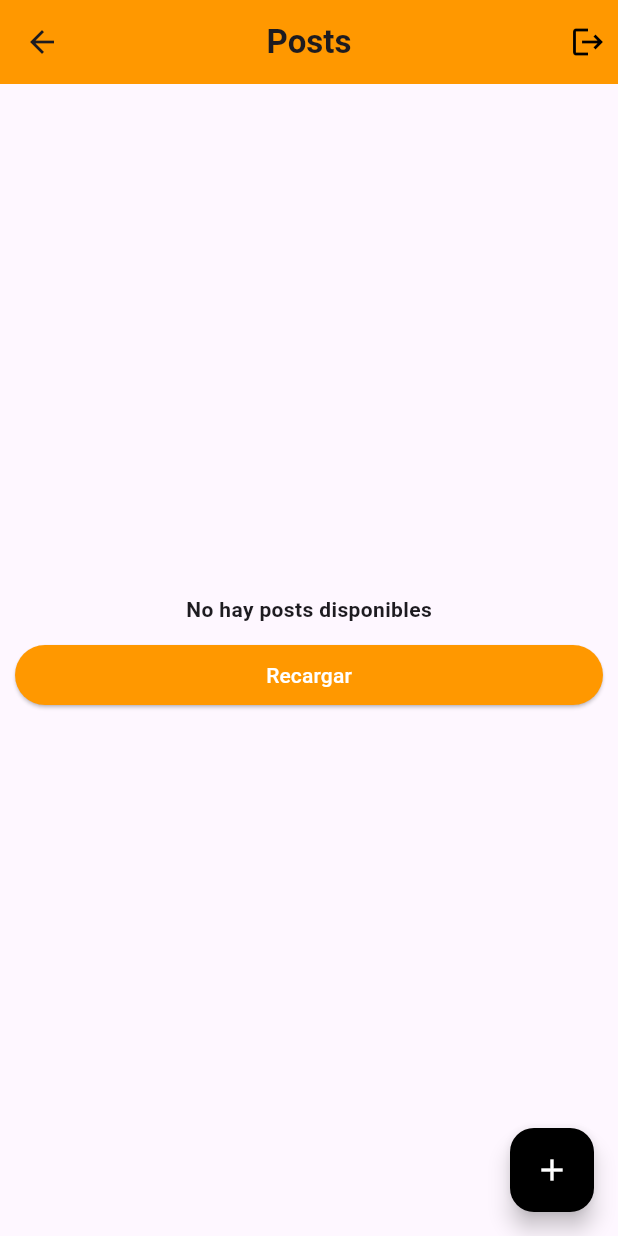
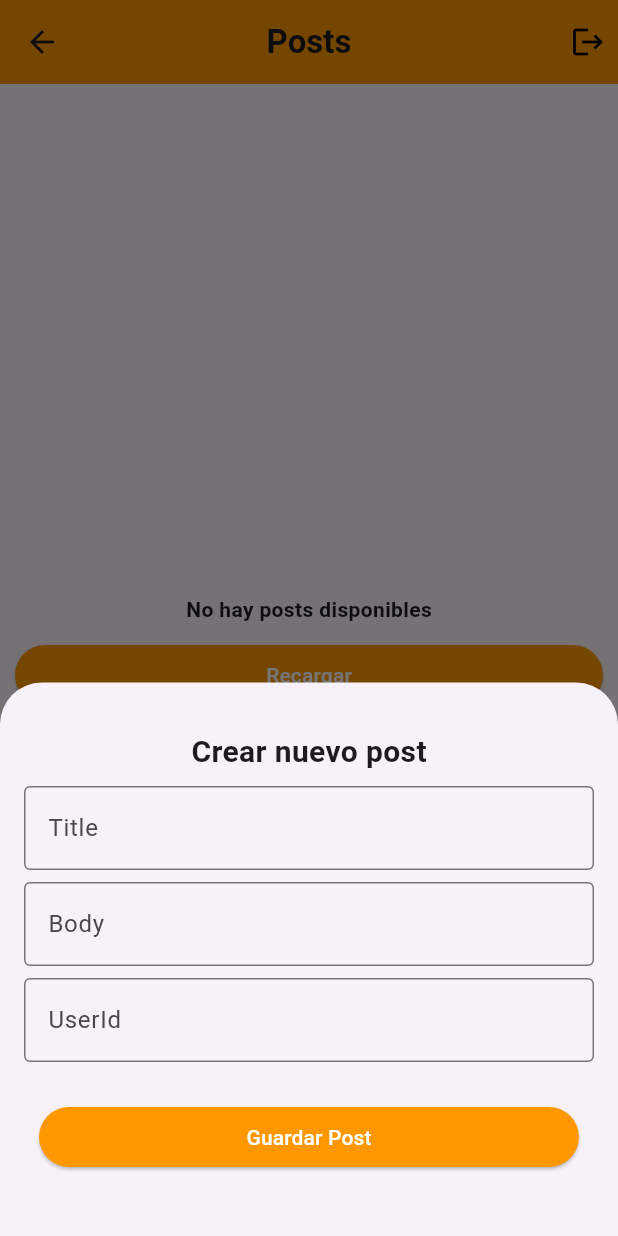
Before and after one commit to viru99d/challenge_fd, a Flutter app: the HomePage screen opened by its route, after a tap on the "add" icon, on a phone screen of 412 x 824 dp. Run offline on Flutter 3.47's test engine with Material 3 defaults, Android fonts, the phone set to English and light mode, and no system bars; our stand-ins replace dio, equatable, flutter_bloc, flutter_modular, flutter_svg, fluttertoast and 1 more; accounts and stored records are empty; network calls fail.

Commit message:
adding save posts

```diff
--- a/lib/core/constants.dart
+++ b/lib/core/constants.dart
@@ -17,6 +17,14 @@ class _Text {
   final String reload = 'Recargar';
   final String homeTitle = 'Posts';
   final String searchLabel = 'Buscar por nombre de usuario';
+  final String savePostError =
+      'Ha ocurrido un error guardando el post, intente nuevamente más tarde';
+  final String savePostSuccess = 'Post guardado con éxito';
+  final String createNewPost = 'Crear nuevo post';
+  final String savePostTitle = 'Title';
+  final String savePostBody = 'Body';
+  final String savePostUserId = 'UserId';
+  final String savePostButton = 'Guardar Post';
 }
 
 class _Assets {
--- a/lib/modules/home/data/models/post_model.dart
+++ b/lib/modules/home/data/models/post_model.dart
@@ -2,7 +2,7 @@ import 'package:challenge_fd/modules/home/domain/entity/post_entity.dart';
 
 class PostModel extends PostEntity {
   PostModel({
-    required super.id,
+    super.id,
     required super.title,
     required super.body,
     required super.userId,
@@ -16,4 +16,14 @@ class PostModel extends PostEntity {
       userId: json['userId'] ?? 0,
     );
   }
+
+  Map<String, dynamic> toJson() {
+    final Map<String, dynamic> data = {
+      'title': title,
+      'body': body,
+      'userId': userId,
+      if (id != null) 'id': id,
+    };
+    return data;
+  }
 }
--- a/lib/modules/home/domain/entity/post_entity.dart
+++ b/lib/modules/home/domain/entity/post_entity.dart
@@ -1,13 +1,27 @@
 class PostEntity {
-  final int id;
+  final int? id;
   final String title;
   final String body;
   final int userId;
 
-  PostEntity({
-    required this.id,
-    required this.title,
-    required this.body,
-    required this.userId,
+  const PostEntity({
+    this.id,
+    this.title = '',
+    this.body = '',
+    this.userId = 0,
   });
+
+  PostEntity copyWith({
+    int? id,
+    String? title,
+    String? body,
+    int? userId,
+  }) {
+    return PostEntity(
+      id: id ?? this.id,
+      title: title ?? this.title,
+      body: body ?? this.body,
+      userId: userId ?? this.userId,
+    );
+  }
 }
--- a/lib/modules/home/domain/repository/home_repository.dart
+++ b/lib/modules/home/domain/repository/home_repository.dart
@@ -1,6 +1,8 @@
+import 'package:challenge_fd/modules/home/data/models/post_model.dart';
 import 'package:challenge_fd/modules/home/domain/entity/post_entity.dart';
 
 abstract class HomeRepository {
   Future<List<PostEntity>> getPosts();
   Future<void> logOut();
+  Future<void> savePost(PostModel postModel);
 }
--- /dev/null
+++ b/lib/modules/home/domain/use_cases/save_post_use_case.dart
@@ -0,0 +1,12 @@
+import 'package:challenge_fd/modules/home/data/models/post_model.dart';
+import 'package:challenge_fd/modules/home/domain/repository/home_repository.dart';
+
+class SavePostUseCase {
+  final HomeRepository repository;
+
+  SavePostUseCase(this.repository);
+
+  Future<void> call(PostModel postModel) async {
+    return await repository.savePost(postModel);
+  }
+}
--- a/lib/modules/home/presenter/bloc/event.dart
+++ b/lib/modules/home/presenter/bloc/event.dart
@@ -11,3 +11,25 @@ class SearchPostsEvent extends HomeEvent {
 
   final String query;
 }
+
+class UpdateTitleEvent extends HomeEvent {
+  final String title;
+
+  UpdateTitleEvent(this.title);
+}
+
+class UpdateBodyEvent extends HomeEvent {
+  final String body;
+
+  UpdateBodyEvent(this.body);
+}
+
+class UpdateUserIdEvent extends HomeEvent {
+  final int userId;
+
+  UpdateUserIdEvent(this.userId);
+}
+
+class SavePostEvent extends HomeEvent {
+  SavePostEvent();
+}
--- a/lib/modules/home/presenter/bloc/state.dart
+++ b/lib/modules/home/presenter/bloc/state.dart
@@ -39,28 +39,53 @@ class EmptyPostState extends HomeState {
   const EmptyPostState(super.model);
 }
 
+class UpdatedTitleState extends HomeState {
+  const UpdatedTitleState(super.model);
+}
+
+class UpdatedBodyState extends HomeState {
+  const UpdatedBodyState(super.model);
+}
+
+class UpdatedUserIdState extends HomeState {
+  const UpdatedUserIdState(super.model);
+}
+
+class SavedPostState extends HomeState {
+  const SavedPostState(super.model);
+}
+
+class SavingPostState extends HomeState {
+  const SavingPostState(super.model);
+}
+
 class Model extends Equatable {
   const Model({
+    this.allPosts = const [],
     this.posts = const [],
-    this.allPosts = const [],
+    this.postEntity = const PostEntity(),
   });
 
+  final List<PostEntity> allPosts;
   final List<PostEntity> posts;
-  final List<PostEntity> allPosts;
+  final PostEntity postEntity;
 
   @override
   List<Object?> get props => [
+        allPosts,
         posts,
-        allPosts,
+        postEntity,
       ];
 
   Model copyWith({
+    List<PostEntity>? allPosts,
     List<PostEntity>? posts,
-    List<PostEntity>? allPosts,
+    PostEntity? postEntity,
   }) {
     return Model(
+      allPosts: allPosts ?? this.allPosts,
       posts: posts ?? this.posts,
-      allPosts: allPosts ?? this.allPosts,
+      postEntity: postEntity ?? this.postEntity,
     );
   }
 }
--- /dev/null
+++ b/lib/modules/home/presenter/pages/_sections/create_post.dart
@@ -0,0 +1,68 @@
+part of '../home_page.dart';
+
+void createPost(
+  BuildContext context, {
+  required HomeBloc homeBloc,
+}) {
+  showModalBottomSheet(
+    context: context,
+    isScrollControlled: true,
+    builder: (BuildContext context) {
+      return Padding(
+        padding: EdgeInsets.only(
+          left: Spacing.md,
+          right: Spacing.md,
+          top: Spacing.xl,
+          bottom: MediaQuery.of(context).viewInsets.bottom + Spacing.xl,
+        ),
+        child: Column(
+          mainAxisSize: MainAxisSize.min,
+          children: [
+            Text(
+              Constants.text.createNewPost,
+              style: const TextStyle(
+                fontWeight: FontWeight.w700,
+                fontSize: 20,
+              ),
+            ),
+            VerticalSpace.sm,
+            PrimaryTextField(
+              title: Constants.text.savePostTitle,
+              onChanged: (value) {
+                homeBloc.add(
+                  UpdateTitleEvent(value),
+                );
+              },
+            ),
+            VerticalSpace.sm,
+            PrimaryTextField(
+              title: Constants.text.savePostBody,
+              onChanged: (value) {
+                homeBloc.add(
+                  UpdateBodyEvent(value),
+                );
+              },
+            ),
+            VerticalSpace.sm,
+            PrimaryTextField(
+              title: Constants.text.savePostUserId,
+              keyboardType: TextInputType.number,
+              onChanged: (value) {
+                homeBloc.add(
+                  UpdateUserIdEvent(
+                    int.parse(value),
+                  ),
+                );
+              },
+            ),
+            VerticalSpace.md,
+            PrimaryButton(
+              onPressed: () => homeBloc.add(SavePostEvent()),
+              title: Constants.text.savePostButton,
+            )
+          ],
+        ),
+      );
+    },
+  );
+}
--- /dev/null
+++ b/lib/modules/home/presenter/pages/_sections/empty_posts.dart
@@ -0,0 +1,30 @@
+part of '../home_page.dart';
+
+class EmptyState extends StatelessWidget {
+  const EmptyState({
+    super.key,
+    required this.homeBloc,
+  });
+
+  final HomeBloc homeBloc;
+
+  @override
+  Widget build(BuildContext context) {
+    return Center(
+      child: Column(
+        crossAxisAlignment: CrossAxisAlignment.center,
+        mainAxisAlignment: MainAxisAlignment.center,
+        children: [
+          Text(
+            Constants.text.homePageErrorMessage,
+            style: const TextStyle(fontWeight: FontWeight.w700),
+          ),
+          PrimaryButton(
+            onPressed: () => homeBloc.add(GetPostsEvent()),
+            title: Constants.text.reload,
+          )
+        ],
+      ),
+    );
+  }
+}
--- /dev/null
+++ b/lib/modules/home/presenter/pages/_sections/loaded_posts.dart
@@ -0,0 +1,79 @@
+part of '../home_page.dart';
+
+class LoadedPosts extends StatelessWidget {
+  const LoadedPosts({
+    super.key,
+    required this.homeBloc,
+    required this.posts,
+  });
+
+  final HomeBloc homeBloc;
+  final List<PostEntity> posts;
+
+  @override
+  Widget build(BuildContext context) {
+    return RefreshIndicator(
+      onRefresh: () async => homeBloc.add(
+        GetPostsEvent(),
+      ),
+      child: Column(
+        children: [
+          Padding(
+            padding: const EdgeInsets.only(
+              left: Spacing.md,
+              right: Spacing.md,
+              top: Spacing.md,
+            ),
+            child: TextField(
+              onChanged: (query) {
+                homeBloc.add(SearchPostsEvent(query));
+              },
+              decoration: InputDecoration(
+                labelText: Constants.text.searchLabel,
+                border: const OutlineInputBorder(),
+              ),
+            ),
+          ),
+          VerticalSpace.xs,
+          Expanded(
+            child: Scrollbar(
+              child: ListView.builder(
+                itemCount: posts.length,
+                itemBuilder: (context, index) {
+                  final post = posts[index];
+
+                  return Container(
+                    margin: const EdgeInsets.only(
+                      left: Spacing.sl,
+                      top: Spacing.sl,
+                      right: Spacing.sl,
+                    ),
+                    padding: const EdgeInsets.all(10.0),
+                    decoration: BoxDecoration(
+                      borderRadius: BorderRadius.circular(10),
+                      color: Colors.orange,
+                    ),
+                    child: ListTile(
+                      title: Text(
+                        '${post.userId}- ${post.title}',
+                        style: const TextStyle(
+                          fontWeight: FontWeight.w700,
+                        ),
+                      ),
+                      subtitle: Text(
+                        post.body,
+                        style: const TextStyle(
+                          color: Colors.black,
+                        ),
+                      ),
+                    ),
+                  );
+                },
+              ),
+            ),
+          ),
+        ],
+      ),
+    );
+  }
+}
--- a/lib/modules/home/presenter/pages/home_page.dart
+++ b/lib/modules/home/presenter/pages/home_page.dart
@@ -4,10 +4,15 @@ import 'package:challenge_fd/core/spacing.dart';
 import 'package:challenge_fd/modules/home/domain/entity/post_entity.dart';
 import 'package:challenge_fd/modules/home/presenter/bloc/bloc.dart';
 import 'package:challenge_fd/widgets/primary_button.dart';
+import 'package:challenge_fd/widgets/primary_text_field.dart';
 import 'package:flutter/material.dart';
 import 'package:flutter_bloc/flutter_bloc.dart';
 import 'package:flutter_modular/flutter_modular.dart';
 import 'package:fluttertoast/fluttertoast.dart';
+
+part '_sections/create_post.dart';
+part '_sections/empty_posts.dart';
+part '_sections/loaded_posts.dart';
 
 class HomePage extends StatelessWidget {
   const HomePage({
@@ -21,7 +26,10 @@ class HomePage extends StatelessWidget {
   Widget build(BuildContext context) {
     return Scaffold(
       floatingActionButton: FloatingActionButton(
-        onPressed: () {},
+        onPressed: () => createPost(
+          context,
+          homeBloc: homeBloc,
+        ),
         backgroundColor: Colors.black,
         foregroundColor: Colors.white,
         child: const Icon(
@@ -74,6 +82,27 @@ class HomePage extends StatelessWidget {
             if (state is UnloggedState) {
               Modular.to.navigate(Routes.login);
             }
+
+            if (state is SavingPostState) {
+              const CircularProgressIndicator();
+            }
+
+            if (state is SavingPostState) {
+              const CircularProgressIndicator();
+            }
+
+            if (state is SavedPostState) {
+              Modular.to.pop();
+              Fluttertoast.showToast(
+                msg: Constants.text.savePostSuccess,
+                toastLength: Toast.LENGTH_LONG,
+                gravity: ToastGravity.TOP,
+                timeInSecForIosWeb: 1,
+                backgroundColor: Colors.green,
+                fontSize: 16.0,
+              );
+              homeBloc.add(GetPostsEvent());
+            }
           },
           child: BlocBuilder<HomeBloc, HomeState>(
             builder: (context, state) {
@@ -83,7 +112,7 @@ class HomePage extends StatelessWidget {
                 return EmptyState(homeBloc: homeBloc);
               }
               final posts = state.model.posts;
-              return LoadedState(
+              return LoadedPosts(
                 homeBloc: homeBloc,
                 posts: posts,
               );
@@ -94,110 +123,3 @@ class HomePage extends StatelessWidget {
     );
   }
 }
-
-class LoadedState extends StatelessWidget {
-  const LoadedState({
-    super.key,
-    required this.homeBloc,
-    required this.posts,
-  });
-
-  final HomeBloc homeBloc;
-  final List<PostEntity> posts;
-
-  @override
-  Widget build(BuildContext context) {
-    return RefreshIndicator(
-      onRefresh: () async => homeBloc.add(
-        GetPostsEvent(),
-      ),
-      child: Column(
-        children: [
-          Padding(
-            padding: const EdgeInsets.only(
-              left: Spacing.md,
-              right: Spacing.md,
-              top: Spacing.md,
-            ),
-            child: TextField(
-              onChanged: (query) {
-                homeBloc.add(SearchPostsEvent(query));
-              },
-              decoration: InputDecoration(
-                labelText: Constants.text.searchLabel,
-                border: const OutlineInputBorder(),
-              ),
-            ),
-          ),
-          VerticalSpace.xs,
-          Expanded(
-            child: Scrollbar(
-              child: ListView.builder(
-                itemCount: posts.length,
-                itemBuilder: (context, index) {
-                  final post = posts[index];
-
-                  return Container(
-                    margin: const EdgeInsets.only(
-                      left: 10.0,
-                      top: 10.0,
-                      right: 10.0,
-                    ),
-                    padding: const EdgeInsets.all(10.0),
-                    decoration: BoxDecoration(
-                      borderRadius: BorderRadius.circular(10),
-                      color: Colors.orange,
-                    ),
-                    child: ListTile(
-                      title: Text(
-                        '${post.userId}- ${post.title}',
-                        style: const TextStyle(
-                          fontWeight: FontWeight.w700,
-                        ),
-                      ),
-                      subtitle: Text(
-                        post.body,
-                        style: const TextStyle(
-                          color: Colors.black,
-                        ),
-                      ),
-                    ),
-                  );
-                },
-              ),
-            ),
-          ),
-        ],
-      ),
-    );
-  }
-}
-
-class EmptyState extends StatelessWidget {
-  const EmptyState({
-    super.key,
-    required this.homeBloc,
-  });
-
-  final HomeBloc homeBloc;
-
-  @override
-  Widget build(BuildContext context) {
-    return Center(
-      child: Column(
-        crossAxisAlignment: CrossAxisAlignment.center,
-        mainAxisAlignment: MainAxisAlignment.center,
-        children: [
-          Text(
-            Constants.text.homePageErrorMessage,
-            style: const TextStyle(fontWeight: FontWeight.w700),
-          ),
-          PrimaryButton(
-            onPressed: () => homeBloc.add(GetPostsEvent()),
-            title: Constants.text.reload,
-          )
-        ],
-      ),
-    );
-  }
-}
```
Also changed, not shown: lib/modules/home/data/repository_impl/home_repository_impl.dart (+8 -0 lines), lib/modules/home/home_module.dart (+7 -0 lines), lib/modules/home/presenter/bloc/bloc.dart (+83 -0 lines).
